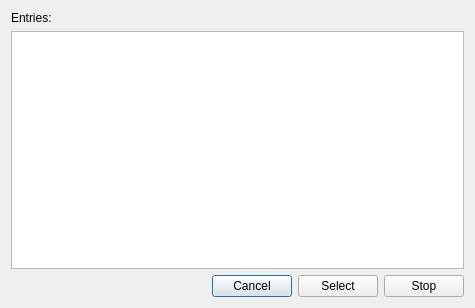
FelixdelasPozas/EspINA, file Support/Metadona/LevelSelectorDialog.ui: the form before one commit.
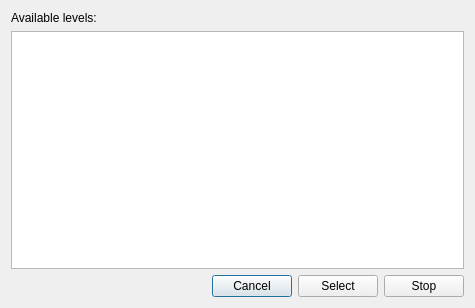
The form after the commit.

Commit message: Retrieve channel metadata if available or ask the user to create new one

Patch:
```diff
--- a/Support/Metadona/LevelSelectorDialog.ui
+++ b/Support/Metadona/LevelSelectorDialog.ui
@@ -17,7 +17,7 @@
    <item>
     <widget class="QLabel" name="m_label">
      <property name="text">
-      <string>Entries:</string>
+      <string>Available levels:</string>
      </property>
     </widget>
    </item>
```
Left out of the diff: 4 changed lines with no effect on the pictures. The commit also changes 12 other files.
